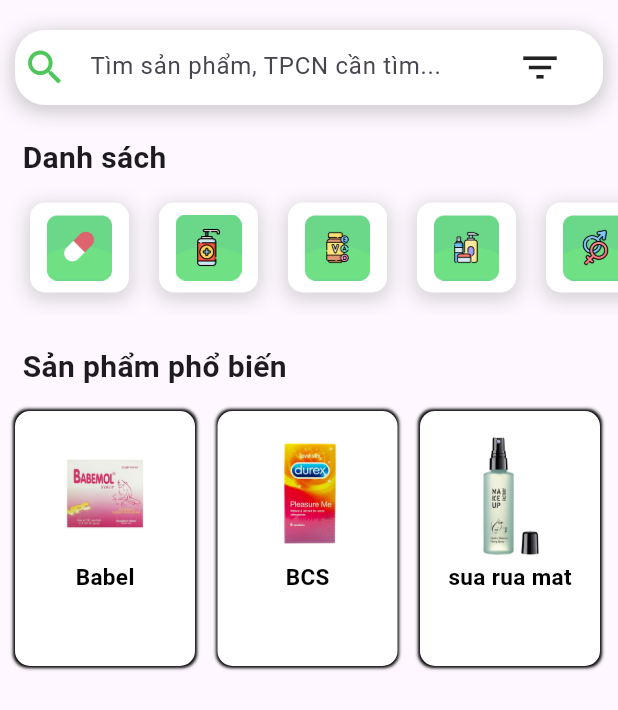
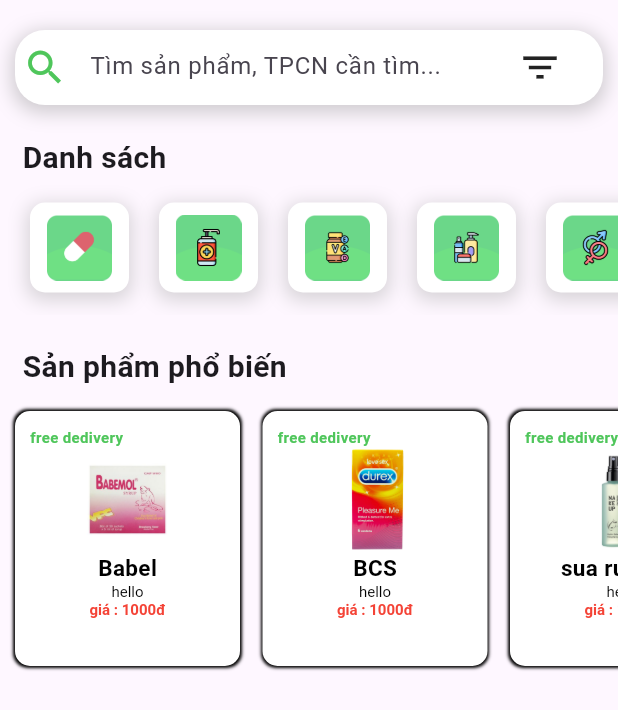
Before and after one commit to Mingcute152/NodejsNhomSangt6, a Flutter app: the TrangChu screen opened directly, on a phone screen of 412 x 824 dp. Shown: the top 710 px of the screen. Run offline on Flutter 3.47's test engine with Material 3 defaults, Android fonts, the phone set to English and light mode, and no system bars; our stand-ins replace firebase_auth, firebase_core, google_fonts; accounts and stored records are empty.

Commit message:
update cart

```diff
--- a/lib/widget/products_cart.dart
+++ b/lib/widget/products_cart.dart
@@ -15,7 +15,7 @@
   @override
   Widget build(BuildContext context) {
     return Container(
-      width: 120,
+        width: 150,
         padding: const EdgeInsets.all(10),
         margin: const EdgeInsets.only(right: 15),
         decoration: BoxDecoration(
@@ -32,14 +32,47 @@
         ),
         child: Column(
           children: [
-          Image.asset(icon, width: 70, height: 90),
+            Container(
+              alignment: Alignment.topLeft,
+              margin: EdgeInsets.fromLTRB(0, 0, 30, 0),
+              decoration: BoxDecoration(
+                color: whiteColor,
+                borderRadius: BorderRadius.circular(5),
+              ),
+              child: Text(
+                'free dedivery',
+                style: TextStyle(
+                    color: greenColor,
+                    fontSize: 10,
+                    fontWeight: FontWeight.bold),
+              ),
+            ),
+            Image.asset(icon, width: 100, height: 70),
             Text(
               products_information,
               style: TextStyle(
                   color: blackColor, fontSize: 15, fontWeight: FontWeight.bold),
             ),
+            RichText(
+              textAlign: TextAlign.center,
+              text: TextSpan(
+                text: 'hello\n',
+                style: TextStyle(
+                    fontSize: 10,
+                    color: blackColor,
+                    fontWeight: FontWeight.normal),
+                children: <TextSpan>[
+                  TextSpan(
+                    text: 'giá : 1000đ',
+                    style: TextStyle(
+                        fontSize: 10,
+                        color: Colors.red,
+                        fontWeight: FontWeight.bold),
+                  ),
                 ],
               ),
-    );
+            ),
+          ],
+        ));
   }
 }
```
Lines whose indentation alone changed are shown as unchanged.
